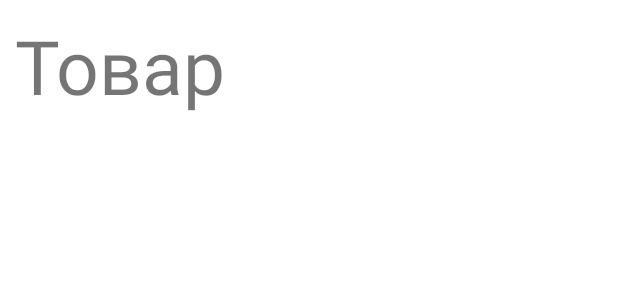
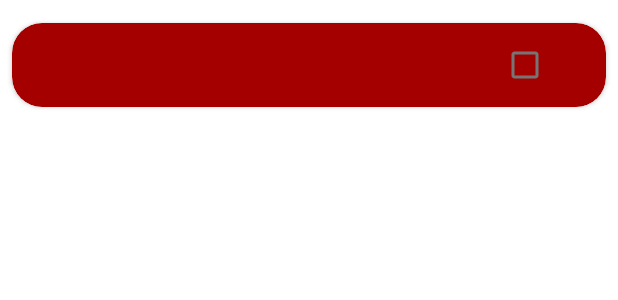
Before and after one commit to fross72/ShoppingList, an Android app: the layout goods_form.xml on its own in the app's theme, with its tools: preview values and no code run, on a phone screen of 412 x 824 dp. Shown: the top 300 px of the screen. Run offline under Robolectric (Android 15) with nearby library versions, the phone set to English and light mode, and no system bars.

Commit message:
implemented all basic functions

```diff
--- a/app/src/main/java/com/example/shoppinglist/CreatingShoppingList.java
+++ b/app/src/main/java/com/example/shoppinglist/CreatingShoppingList.java
@@ -57,7 +57,7 @@ public class CreatingShoppingList extends AppCompatActivity {
         confirmBtn.setOnClickListener(new View.OnClickListener() {
             @Override
             public void onClick(View v) {
-                String[] goods = goodListFormRecViewAdapter.retStrings();
+               ArrayList<String> goods = goodListFormRecViewAdapter.retStrings();
                 for(String x:goods){
                     System.out.println(x);
                 }
@@ -88,7 +88,10 @@ public class CreatingShoppingList extends AppCompatActivity {
     }
 
     private void changeAction(){
+        Bundle bundle=new Bundle();
+        bundle.putStringArrayList("finalGoods", goodListFormRecViewAdapter.retStrings());
         Intent intent = new Intent(this, ActualShoppingList.class);
+        intent.putExtras(bundle);
         startActivity(intent);
     }
 
--- a/app/src/main/java/com/example/shoppinglist/Good.java
+++ b/app/src/main/java/com/example/shoppinglist/Good.java
@@ -1,10 +1,14 @@
 package com.example.shoppinglist;
+
+import android.widget.CheckBox;
 
 public class Good {
     private String name;
+    private CheckBox box;
 
-    public Good(String name) {
+    public Good(String name, CheckBox box) {
         this.name = name;
+        this.box = box;
     }
 
     public String getName() {
--- a/app/src/main/res/layout/goods_form.xml
+++ b/app/src/main/res/layout/goods_form.xml
@@ -1,16 +1,53 @@
 <?xml version="1.0" encoding="utf-8"?>
-<RelativeLayout xmlns:android="http://schemas.android.com/apk/res/android"
+<androidx.constraintlayout.widget.ConstraintLayout xmlns:android="http://schemas.android.com/apk/res/android"
+    xmlns:app="http://schemas.android.com/apk/res-auto"
+    xmlns:tools="http://schemas.android.com/tools"
     android:layout_width="match_parent"
-    android:layout_height="wrap_content"
-    android:padding="10dp"
-    android:id="@+id/goods_list_id">
+    android:layout_height="wrap_content">
 
-    <TextView
-        android:layout_width="wrap_content"
+    <androidx.cardview.widget.CardView
+        android:id="@+id/cardBackground"
+        android:layout_width="match_parent"
         android:layout_height="wrap_content"
-        android:text="@string/goods_name"
-        android:id="@+id/goods_name"
-        android:textSize="50sp">
-    </TextView>
+        android:layout_marginStart="8dp"
+        android:layout_marginTop="15dp"
+        android:layout_marginEnd="8dp"
+        android:layout_marginBottom="5dp"
+        android:elevation="20dp"
+        app:cardBackgroundColor="@color/red"
+        app:cardCornerRadius="20dp"
+        app:layout_constraintBottom_toBottomOf="parent"
+        app:layout_constraintEnd_toEndOf="parent"
+        app:layout_constraintStart_toStartOf="parent"
+        app:layout_constraintTop_toTopOf="parent">
 
-</RelativeLayout>
+        <androidx.constraintlayout.widget.ConstraintLayout
+            android:layout_width="match_parent"
+            android:layout_height="wrap_content">
+
+            <TextView
+                android:id="@+id/goodName"
+                app:layout_constrainedWidth="true"
+                android:layout_width="wrap_content"
+                android:layout_height="wrap_content"
+                android:layout_marginStart="50dp"
+                android:layout_marginTop="5dp"
+                android:layout_marginEnd="50dp"
+                android:layout_marginBottom="5dp"
+                android:textSize="34sp"
+                app:layout_constraintBottom_toBottomOf="parent"
+                app:layout_constraintEnd_toStartOf="@+id/boughtBox"
+                app:layout_constraintStart_toStartOf="parent"
+                app:layout_constraintTop_toTopOf="parent" />
+
+            <CheckBox
+                android:id="@+id/boughtBox"
+                android:layout_width="wrap_content"
+                android:layout_height="wrap_content"
+                android:layout_marginEnd="30dp"
+                app:layout_constraintBottom_toBottomOf="parent"
+                app:layout_constraintEnd_toEndOf="parent"
+                app:layout_constraintTop_toTopOf="parent" />
+        </androidx.constraintlayout.widget.ConstraintLayout>
+    </androidx.cardview.widget.CardView>
+</androidx.constraintlayout.widget.ConstraintLayout>
--- a/app/src/main/res/values/colors.xml
+++ b/app/src/main/res/values/colors.xml
@@ -7,4 +7,6 @@
     <color name="teal_700">#FF018786</color>
     <color name="black">#FF000000</color>
     <color name="white">#FFFFFFFF</color>
+    <color name="red">#A50000</color>
+    <color name="green">#00D500</color>
 </resources>
```
Also changed, not shown: app/src/main/java/com/example/shoppinglist/ActualShoppingList.java (+8 -41 lines), app/src/main/java/com/example/shoppinglist/GoodListFormRecViewAdapter.java (+17 -7 lines), app/src/main/java/com/example/shoppinglist/GoodsListRecViewAdapter.java (+16 -2 lines).
